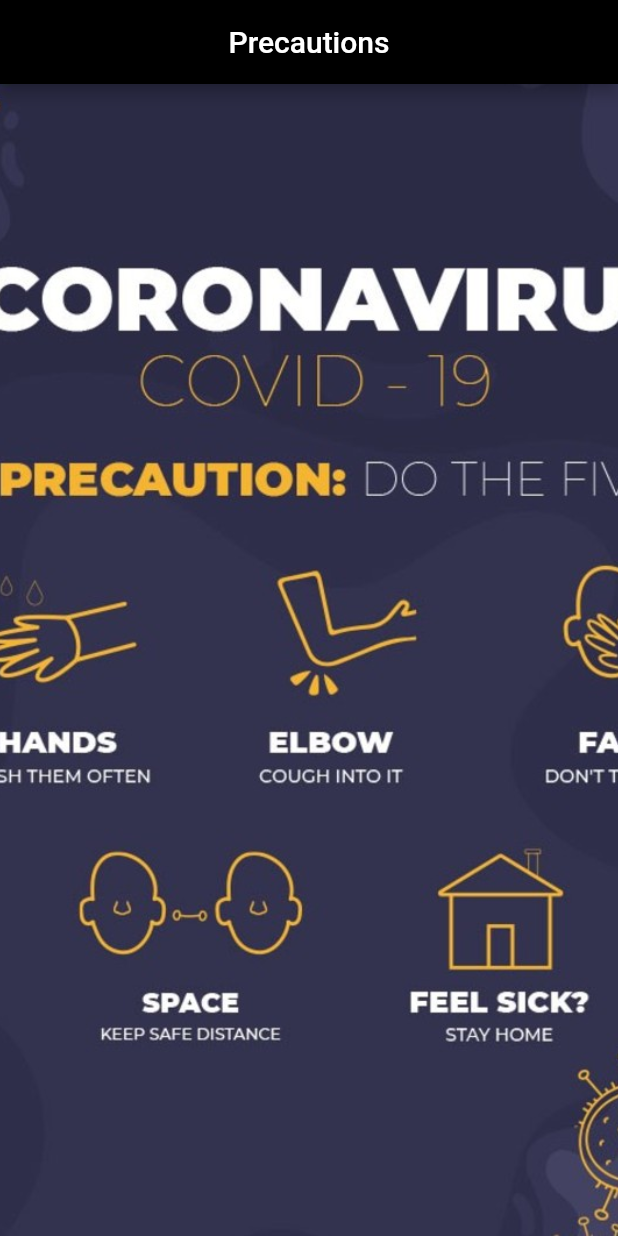
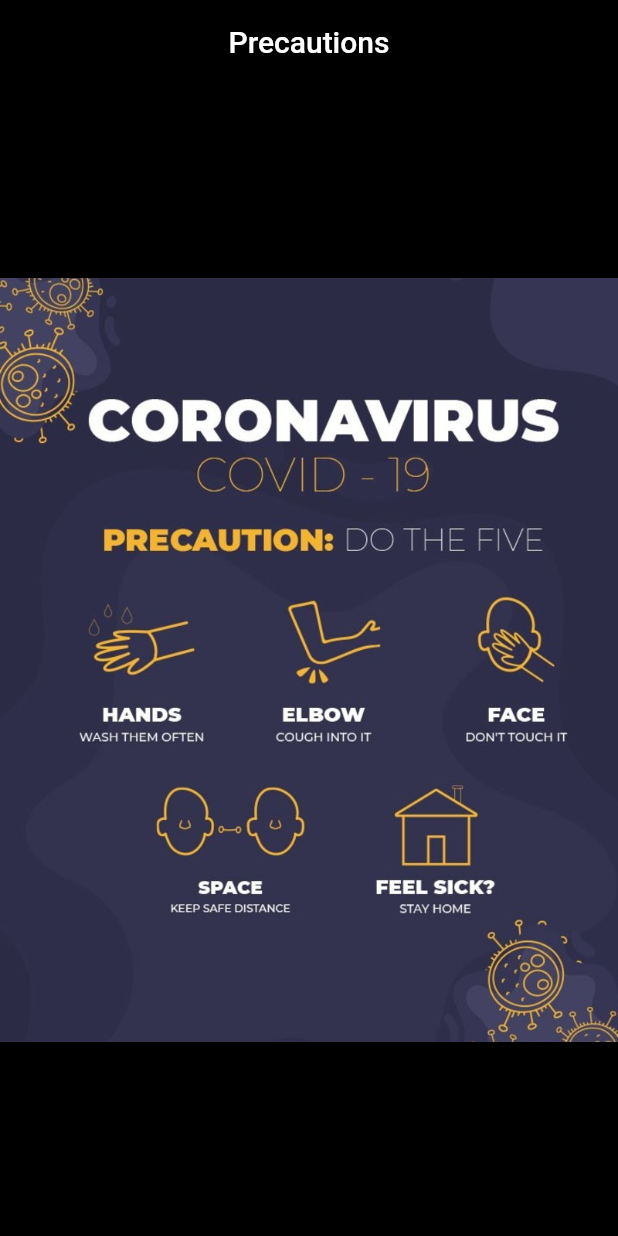
Before and after one commit to simransrivastava01/EcoVille, a Flutter app: the screen it shows after launch, after a tap on the "new releases" icon, on a phone screen of 412 x 824 dp. Run offline on Flutter 3.47's test engine with Material 2 defaults, Android fonts, the phone set to English and light mode, and no system bars; our stand-ins replace flutter_spinkit, font_awesome_flutter, rflutter_alert.

Commit message:
Update pre.dart

```diff
--- a/lib/precaution/pre.dart
+++ b/lib/precaution/pre.dart
@@ -21,12 +21,12 @@ class _PrecautionScreenState extends State<PrecautionScreen> {
           backgroundColor: Colors.black,
         ),
 
-        backgroundColor: Colors.white, //sets the background color of the screen.
+        backgroundColor: Colors.black, //sets the background color of the screen.
         body: Container(
           decoration: BoxDecoration(
             image: DecorationImage(
               image: AssetImage("images/precaution.jpg"),
-              fit: BoxFit.cover,
+              //fit: BoxFit.cover,
             ),
           ),
           //child: HomePage(),
```
